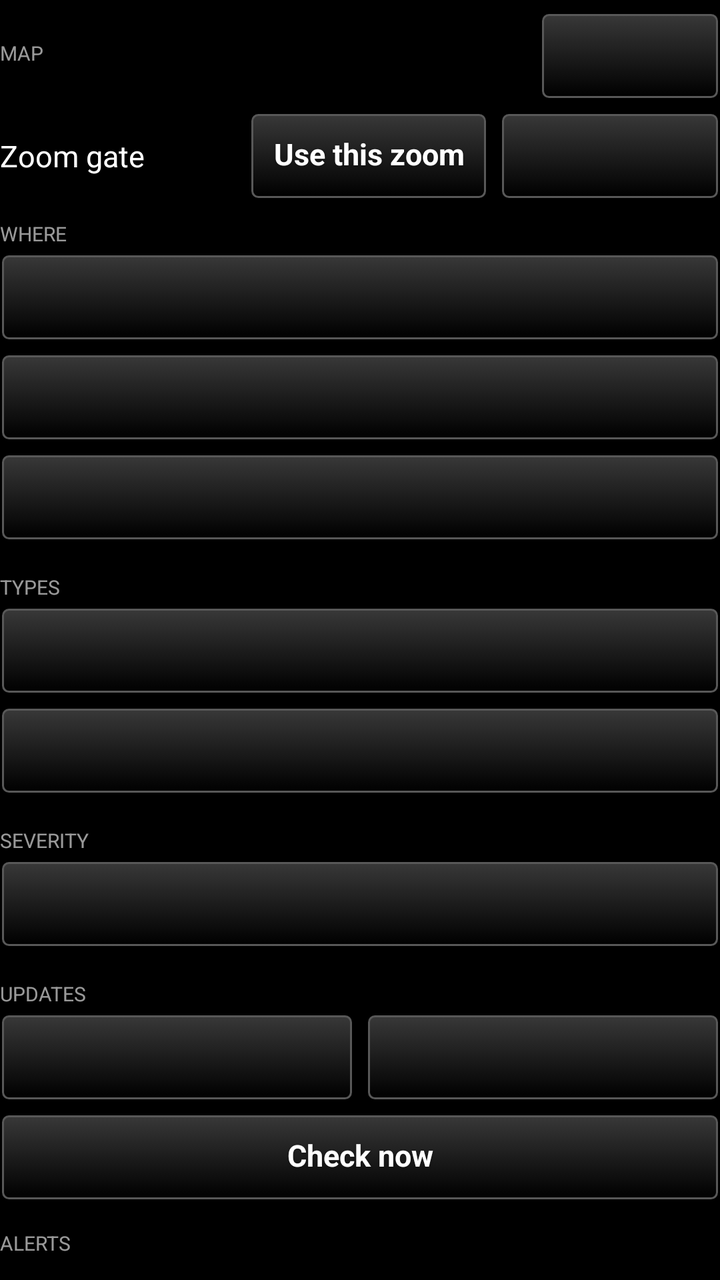
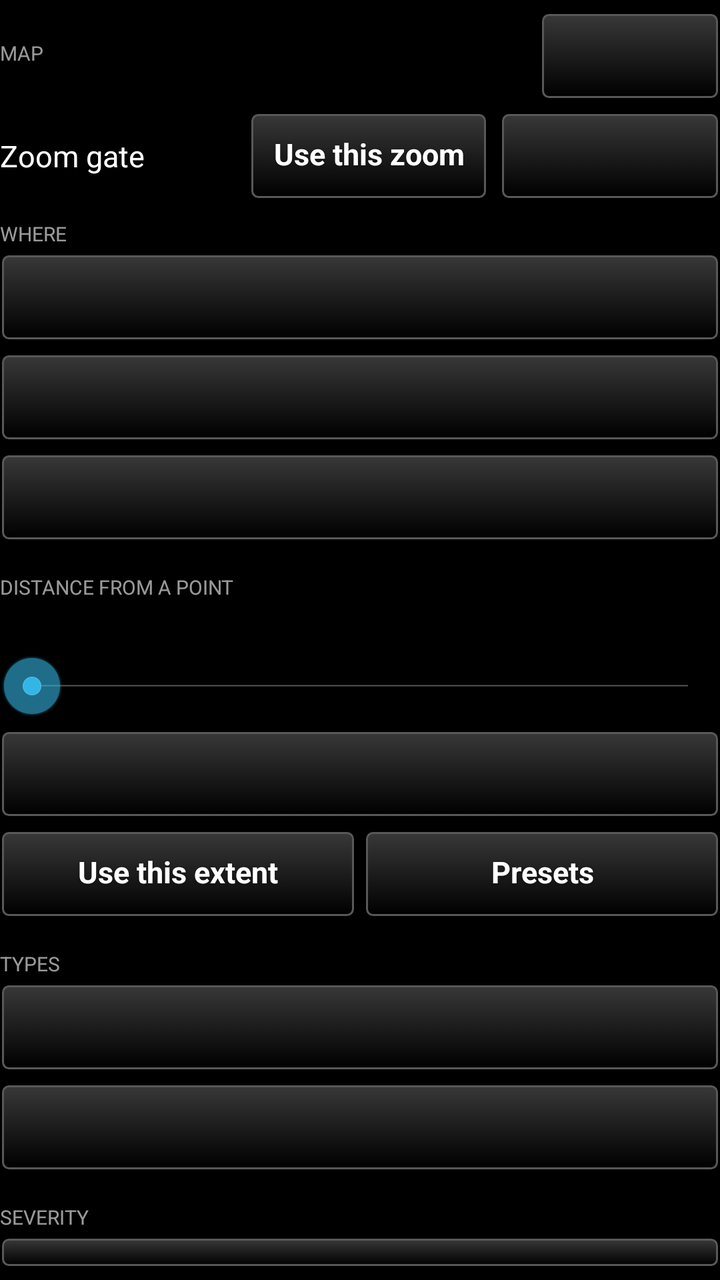

The first picture is an Android layout as it rendered before a commit; the second is the same layout after the commit. The layout source and the unified diff follow.
<!-- AndroidManifest.xml: application theme AppTheme -->
<!-- res/layout/controls_header.xml -->
<?xml version="1.0" encoding="utf-8"?>
<LinearLayout xmlns:android="http://schemas.android.com/apk/res/android"
    android:layout_width="match_parent"
    android:layout_height="wrap_content"
    android:orientation="vertical">

    
    <LinearLayout
        android:layout_width="match_parent"
        android:layout_height="wrap_content"
        android:orientation="horizontal"
        android:gravity="center_vertical"
        android:paddingTop="6dp">

        <TextView
            style="@style/TakwerxSectionHeading"
            android:layout_width="0dp"
            android:layout_weight="1"
            android:layout_height="wrap_content"
            android:paddingTop="0dp"
            android:text="@string/heading_map" />

        <Button
            android:id="@+id/btn_all"
            style="@style/TakwerxButton"
            android:layout_width="wrap_content"
            android:layout_height="wrap_content"
            android:minWidth="90dp" />
    </LinearLayout>

    
    <LinearLayout
        android:layout_width="match_parent"
        android:layout_height="wrap_content"
        android:orientation="horizontal"
        android:gravity="center_vertical"
        android:paddingTop="6dp">

        <TextView
            android:layout_width="0dp"
            android:layout_weight="1"
            android:layout_height="wrap_content"
            android:textSize="15sp"
            android:textColor="@color/white"
            android:text="@string/zoom_gate" />

        <Button
            android:id="@+id/btn_use_zoom"
            style="@style/TakwerxButton"
            android:layout_width="wrap_content"
            android:layout_height="wrap_content"
            android:minWidth="72dp"
            android:text="@string/use_this_zoom" />

        <Button
            android:id="@+id/btn_gate"
            style="@style/TakwerxButton"
            android:layout_width="wrap_content"
            android:layout_height="wrap_content"
            android:layout_marginLeft="6dp"
            android:minWidth="110dp" />
    </LinearLayout>

    
    <Button
        android:id="@+id/btn_map_key"
        style="@style/TakwerxButton"
        android:layout_width="match_parent"
        android:layout_height="wrap_content"
        android:layout_marginTop="6dp"
        android:visibility="gone"
        android:text="@string/map_key_show" />

    <LinearLayout
        android:id="@+id/map_key"
        android:layout_width="match_parent"
        android:layout_height="wrap_content"
        android:orientation="vertical"
        android:paddingTop="6dp"
        android:paddingLeft="4dp"
        android:visibility="gone" />

    <TextView
        style="@style/TakwerxSectionHeading"
        android:layout_width="match_parent"
        android:layout_height="wrap_content"
        android:text="@string/heading_where" />

    <Button
        android:id="@+id/btn_regions"
        style="@style/TakwerxButton"
        android:layout_width="match_parent"
        android:layout_height="wrap_content"
        android:layout_marginBottom="6dp" />

    <Button
        android:id="@+id/btn_states"
        style="@style/TakwerxButton"
        android:layout_width="match_parent"
        android:layout_height="wrap_content"
        android:layout_marginBottom="6dp" />

    <Button
        android:id="@+id/btn_counties"
        style="@style/TakwerxButton"
        android:layout_width="match_parent"
        android:layout_height="wrap_content"
        android:layout_marginBottom="6dp" />

    <TextView
        style="@style/TakwerxSectionHeading"
        android:layout_width="match_parent"
        android:layout_height="wrap_content"
        android:text="@string/heading_types" />

    <Button
        android:id="@+id/btn_categories"
        style="@style/TakwerxButton"
        android:layout_width="match_parent"
        android:layout_height="wrap_content"
        android:layout_marginBottom="6dp" />

    <Button
        android:id="@+id/btn_events"
        style="@style/TakwerxButton"
        android:layout_width="match_parent"
        android:layout_height="wrap_content"
        android:layout_marginBottom="6dp" />

    <TextView
        style="@style/TakwerxSectionHeading"
        android:layout_width="match_parent"
        android:layout_height="wrap_content"
        android:text="@string/heading_severity" />

    <Button
        android:id="@+id/btn_severity"
        style="@style/TakwerxButton"
        android:layout_width="match_parent"
        android:layout_height="wrap_content"
        android:layout_marginBottom="6dp" />

    <TextView
        style="@style/TakwerxSectionHeading"
        android:layout_width="match_parent"
        android:layout_height="wrap_content"
        android:text="@string/heading_updates" />

    <LinearLayout
        android:layout_width="match_parent"
        android:layout_height="wrap_content"
        android:orientation="horizontal">

        <Button
            android:id="@+id/btn_interval"
            style="@style/TakwerxButton"
            android:layout_width="0dp"
            android:layout_weight="1"
            android:layout_height="wrap_content"
            android:layout_marginRight="3dp" />

        <Button
            android:id="@+id/btn_notify"
            style="@style/TakwerxButton"
            android:layout_width="0dp"
            android:layout_weight="1"
            android:layout_height="wrap_content"
            android:layout_marginLeft="3dp" />
    </LinearLayout>

    <Button
        android:id="@+id/btn_refresh"
        style="@style/TakwerxButton"
        android:layout_width="match_parent"
        android:layout_height="wrap_content"
        android:layout_marginTop="6dp"
        android:text="@string/refresh_now" />

    <TextView
        android:id="@+id/alerts_heading"
        style="@style/TakwerxSectionHeading"
        android:layout_width="match_parent"
        android:layout_height="wrap_content"
        android:paddingTop="14dp"
        android:text="@string/heading_alerts" />

</LinearLayout>
<!-- resources referenced by this layout -->
<resources>
  <color name="white">#ffffff</color>
  <string name="heading_alerts">Alerts</string>
  <string name="heading_map">Map</string>
  <string name="heading_severity">Severity</string>
  <string name="heading_types">Types</string>
  <string name="heading_updates">Updates</string>
  <string name="heading_where">Where</string>
  <string name="map_key_show">Show map key</string>
  <string name="refresh_now">Check now</string>
  <string name="use_this_zoom">Use this zoom</string>
  <string name="zoom_gate">Zoom gate</string>
  <style name="TakwerxButton" parent="@style/darkButton">
          <item name="android:paddingLeft">12dp</item>
          <item name="android:paddingRight">12dp</item>
          <item name="android:paddingTop">6dp</item>
          <item name="android:paddingBottom">8dp</item>
          <item name="android:minHeight">44dp</item>
          <item name="android:minWidth">0dp</item>
          <item name="android:textSize">15sp</item>
          <item name="android:singleLine">true</item>
          <item name="android:ellipsize">end</item>
      </style>
  <style name="TakwerxSectionHeading">
          <item name="android:textSize">10sp</item>
          <item name="android:textAllCaps">true</item>
          <item name="android:textColor">@color/white</item>
          <item name="android:alpha">0.6</item>
          <item name="android:paddingTop">10dp</item>
          <item name="android:paddingBottom">3dp</item>
      </style>
  <style name="AppTheme" parent="@android:style/Theme.Holo">
          <item name="android:buttonStyle">@android:style/Widget.Button</item>
          <item name="android:imageButtonStyle">@android:style/Widget.Button</item>
          <item name="android:buttonStyleToggle">@android:style/Widget.Button</item>
          <item name="android:spinnerStyle">@style/ATAKSpinner</item>
          <item name="android:spinnerItemStyle">@style/ATAKSpinnerItem</item>
          <item name="android:editTextStyle">@style/ATAKEditText</item>
      </style>
  <style name="darkButton" parent="@android:style/Widget.Button">
          <item name="android:background">@drawable/btn_gray</item>
          <item name="android:shadowColor">@color/darker_gray</item>
          <item name="android:shadowDy">1</item>
          <item name="android:shadowRadius">2</item>
          <item name="android:textColor">@color/white</item>
          <item name="android:textStyle">bold</item>
          <item name="android:paddingTop">0dp</item>
          <item name="android:paddingBottom">3dp</item>
          <item name="android:textSize">@dimen/fontSize</item>
      </style>
  <style name="ATAKSpinner" parent="@android:style/Widget.Spinner">
          <item name="android:spinnerMode">dialog</item>
      </style>
  <style name="ATAKSpinnerItem">
          <item name="android:textColor">@android:color/white</item>
          <item name="android:dropDownVerticalOffset">0dip</item>
          <item name="android:dropDownHorizontalOffset">0dip</item>
          <item name="android:dropDownWidth">wrap_content</item>
          <item name="android:gravity">left|center_vertical</item>
      </style>
  <style name="ATAKEditText" parent="@android:style/Widget.EditText">
          
          
  
          
          <item name="android:imeOptions">flagNoFullscreen</item>
      </style>
  <color name="darker_gray">#121212</color>
  <dimen name="fontSize">14sp</dimen>
  <!-- drawable new_dark_button_disabled (drawable) -->
  <?xml version="1.0" encoding="utf-8"?>
  <layer-list xmlns:android="http://schemas.android.com/apk/res/android">
      <item android:bottom="1dp" android:right="1dp" android:left="1dp" android:top="1dp">
          <shape android:shape="rectangle">
              <corners android:radius="3dp" />
              <stroke
                  android:width="1dp"
                  android:color="#484848" />
              <solid android:color="#484848" />
          </shape>
      </item>
  </layer-list>
  <!-- unchanged entries left out for length: 3 -->
</resources>

<!-- the commit's change to res/layout/controls_header.xml (unified diff, before → after) -->
@@ -107,6 +107,58 @@
         android:layout_height="wrap_content"
         android:layout_marginBottom="6dp" />
 
+    
+    <TextView
+        style="@style/TakwerxSectionHeading"
+        android:layout_width="match_parent"
+        android:layout_height="wrap_content"
+        android:text="@string/heading_distance" />
+
+    <TextView
+        android:id="@+id/scope_label"
+        android:layout_width="match_parent"
+        android:layout_height="wrap_content"
+        android:textSize="13sp"
+        android:textColor="@color/white" />
+
+    <SeekBar
+        android:id="@+id/scope_seek"
+        android:layout_width="match_parent"
+        android:layout_height="wrap_content"
+        android:minHeight="44dp"
+        android:max="49" />
+
+    <Button
+        android:id="@+id/btn_scope_from"
+        style="@style/TakwerxButton"
+        android:layout_width="match_parent"
+        android:layout_height="wrap_content" />
+
+    <LinearLayout
+        android:layout_width="match_parent"
+        android:layout_height="wrap_content"
+        android:orientation="horizontal"
+        android:layout_marginTop="6dp"
+        android:layout_marginBottom="6dp">
+
+        <Button
+            android:id="@+id/btn_scope_extent"
+            style="@style/TakwerxButton"
+            android:layout_width="0dp"
+            android:layout_weight="1"
+            android:layout_height="wrap_content"
+            android:text="@string/use_this_extent" />
+
+        <Button
+            android:id="@+id/btn_scope_presets"
+            style="@style/TakwerxButton"
+            android:layout_width="0dp"
+            android:layout_weight="1"
+            android:layout_height="wrap_content"
+            android:layout_marginLeft="4dp"
+            android:text="@string/presets" />
+    </LinearLayout>
+
     <TextView
         style="@style/TakwerxSectionHeading"
         android:layout_width="match_parent"
<!-- resource entries referenced after the edit -->
@@ -2,13 +2,16 @@
 <resources>
   <color name="white">#ffffff</color>
   <string name="heading_alerts">Alerts</string>
+  <string name="heading_distance">Distance from a point</string>
   <string name="heading_map">Map</string>
   <string name="heading_severity">Severity</string>
   <string name="heading_types">Types</string>
   <string name="heading_updates">Updates</string>
   <string name="heading_where">Where</string>
   <string name="map_key_show">Show map key</string>
+  <string name="presets">Presets</string>
   <string name="refresh_now">Check now</string>
+  <string name="use_this_extent">Use this extent</string>
   <string name="use_this_zoom">Use this zoom</string>
   <string name="zoom_gate">Zoom gate</string>
   <style name="TakwerxButton" parent="@style/darkButton">
